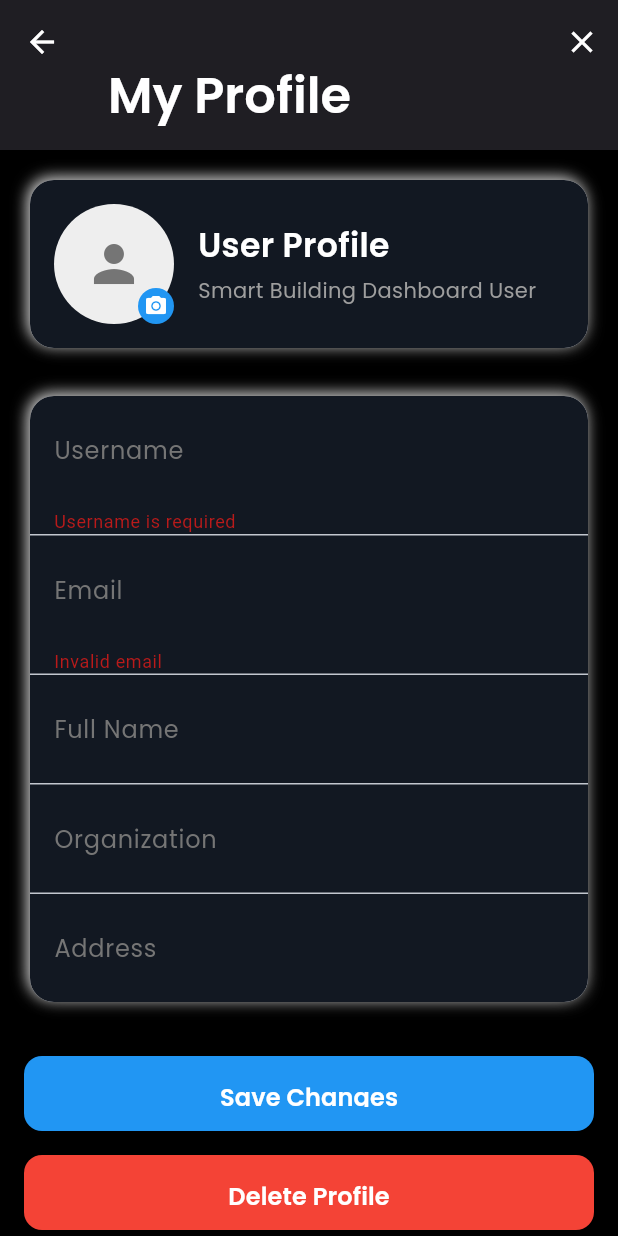
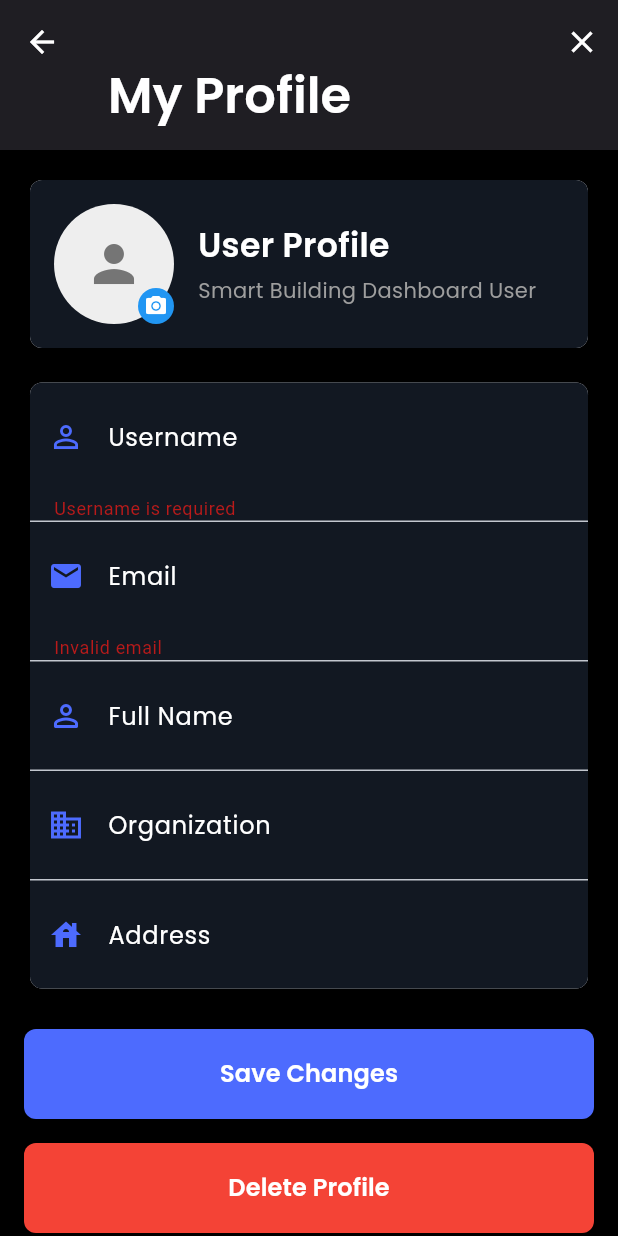
Before and after one commit to JustinEscano/SBMS-Y3S1G4, a Flutter app: the ProfileScreen screen opened directly with empty values, after a tap on the "edit" icon, after a tap on "Save Changes", on a phone screen of 412 x 824 dp. Run offline on Flutter 3.47's test engine with Material 3 defaults, Android fonts, the phone set to English and light mode, and no system bars; drawn by our look-alikes of flutter_animate; our stand-ins replace dio, file_picker, fl_chart, google_fonts, image_picker, open_filex and 1 more; missing offline and left inert: jwt_decode; accounts and stored records are empty; network calls fail; project files that could hold a hidden picture were left out.

Commit message:
Temp Profile Screen

```diff
--- a/mobile/lib/Screens/ProfileScreen.dart
+++ b/mobile/lib/Screens/ProfileScreen.dart
@@ -563,7 +563,7 @@ class _ProfileScreenState extends State<ProfileScreen> {
                       isProfileDeleted: _isProfileDeleted,
                       onPickImage: _pickImage,
                     ),
-                    const SizedBox(height: 24),
+                    const SizedBox(height: 15),
                     if (!_isProfileDeleted)
                       ProfileWidgets.buildProfileFields(
                         usernameController: _usernameController,
@@ -573,7 +573,7 @@ class _ProfileScreenState extends State<ProfileScreen> {
                         addressController: _addressController,
                         isEditing: _isEditing,
                       ),
-                    const SizedBox(height: 24),
+                    const SizedBox(height: 15),
                     if (_isEditing)
                       ProfileWidgets.buildActionButtons(
                         context: context,
@@ -582,9 +582,9 @@ class _ProfileScreenState extends State<ProfileScreen> {
                         onCreateProfile: _createProfile,
                         onDeleteProfile: () => _showDeleteConfirmation(context),
                       ),
-                    const SizedBox(height: 24),
+                    const SizedBox(height: 15),
                     ProfileWidgets.buildOptionsCard(context),
-                    const SizedBox(height: 24),
+                    const SizedBox(height: 15),
                     ProfileWidgets.buildLogoutButton(
                       context: context,
                       onLogout: () => _logout(context),
--- a/mobile/lib/Widgets/ProfileWidgets.dart
+++ b/mobile/lib/Widgets/ProfileWidgets.dart
@@ -49,23 +49,11 @@ class ProfileWidgets {
       onTap: isEditing && !isProfileDeleted ? onPickImage : null,
       child: Card(
         elevation: 4,
-        shape: RoundedRectangleBorder(borderRadius: BorderRadius.circular(16)),
+        shape: RoundedRectangleBorder(borderRadius: BorderRadius.circular(8)),
         child: Container(
           decoration: BoxDecoration(
-            borderRadius: BorderRadius.circular(16),
+            borderRadius: BorderRadius.circular(8),
             color: Color.fromRGBO(18, 24, 34, 100),
-            boxShadow: [
-              BoxShadow(
-                color: Colors.grey.withOpacity(0.2),
-                blurRadius: 8,
-                offset: const Offset(2, 2),
-              ),
-              BoxShadow(
-                color: Colors.white.withOpacity(0.8),
-                blurRadius: 8,
-                offset: const Offset(-2, -2),
-              ),
-            ],
           ),
           child: Padding(
             padding: const EdgeInsets.all(16.0),
@@ -150,35 +138,25 @@ class ProfileWidgets {
   }) {
     return Card(
       elevation: 4,
-      shape: RoundedRectangleBorder(borderRadius: BorderRadius.circular(16)),
+      shape: RoundedRectangleBorder(borderRadius: BorderRadius.circular(8)),
       child: Container(
         decoration: BoxDecoration(
-          borderRadius: BorderRadius.circular(16),
+          borderRadius: BorderRadius.circular(8),
           color: Color.fromRGBO(18, 24, 34, 100),
-          boxShadow: [
-            BoxShadow(
-              color: Colors.grey.withOpacity(0.2),
-              blurRadius: 8,
-              offset: const Offset(2, 2),
-            ),
-            BoxShadow(
-              color: Colors.white.withOpacity(0.8),
-              blurRadius: 8,
-              offset: const Offset(-2, -2),
-            ),
-          ],
         ),
         child: Column(
           children: [
             _buildTextField(
               controller: usernameController,
               label: 'Username',
+              icon: Icons.perm_identity,
               validator: (value) => value!.isEmpty ? 'Username is required' : null,
               enabled: isEditing,
             ),
             const Divider(height: 1),
             _buildTextField(
               controller: emailController,
+              icon: Icons.email,
               label: 'Email',
               validator: (value) => value!.contains('@') ? null : 'Invalid email',
               enabled: isEditing,
@@ -186,18 +164,21 @@ class ProfileWidgets {
             const Divider(height: 1),
             _buildTextField(
               controller: fullNameController,
+              icon: Icons.perm_identity_rounded,
               label: 'Full Name',
               enabled: isEditing,
             ),
             const Divider(height: 1),
             _buildTextField(
               controller: organizationController,
+              icon: Icons.business,
               label: 'Organization',
               enabled: isEditing,
             ),
             const Divider(height: 1),
             _buildTextField(
               controller: addressController,
+              icon: Icons.house,
               label: 'Address',
               enabled: isEditing,
             ),
@@ -209,6 +190,7 @@ class ProfileWidgets {
 
   static Widget _buildTextField({
     required TextEditingController controller,
+    required IconData icon,
     required String label,
     bool enabled = true,
     String? Function(String?)? validator,
@@ -217,12 +199,13 @@ class ProfileWidgets {
       controller: controller,
       decoration: InputDecoration(
         labelText: label,
-        labelStyle: GoogleFonts.poppins(color: Colors.grey[600]),
+        labelStyle: GoogleFonts.poppins(color: Colors.white),
+        prefixIcon: Icon(icon, color: Color.fromRGBO(77, 107, 254, 100),),
         contentPadding: const EdgeInsets.all(16.0),
         border: InputBorder.none,
       ),
       enabled: enabled,
-      style: GoogleFonts.poppins(fontSize: 16, color: Colors.white),
+      style: GoogleFonts.poppins(fontSize: 16, color: Color.fromRGBO(153, 152, 152, 100)),
       validator: validator,
     );
   }
@@ -240,13 +223,13 @@ class ProfileWidgets {
           _buildButton(
             text: 'Create Profile',
             onPressed: onCreateProfile,
-            color: Colors.blue,
+            color: Color.fromRGBO(77, 107, 254, 100),
           ),
         if (!isProfileDeleted)
           _buildButton(
             text: 'Save Changes',
             onPressed: onUpdateProfile,
-            color: Colors.blue,
+            color: Color.fromRGBO(77, 107, 254, 100),
           ),
         if (!isProfileDeleted)
           _buildButton(
@@ -267,7 +250,7 @@ class ProfileWidgets {
       padding: const EdgeInsets.symmetric(vertical: 8.0),
       child: SizedBox(
         width: double.infinity,
-        height: 50,
+        height: 60,
       child: ElevatedButton(
         onPressed: onPressed,
         style: ElevatedButton.styleFrom(
@@ -275,7 +258,7 @@ class ProfileWidgets {
           backgroundColor: color,
           foregroundColor: Colors.white,
           padding: const EdgeInsets.symmetric(vertical: 16),
-          shape: RoundedRectangleBorder(borderRadius: BorderRadius.circular(12)),
+          shape: RoundedRectangleBorder(borderRadius: BorderRadius.circular(8)),
           elevation: 2,
         ),
         child: Text(
@@ -296,20 +279,8 @@ class ProfileWidgets {
       shape: RoundedRectangleBorder(borderRadius: BorderRadius.circular(16)),
       child: Container(
         decoration: BoxDecoration(
-          borderRadius: BorderRadius.circular(16),
+          borderRadius: BorderRadius.circular(8),
           color: Color.fromRGBO(18, 24, 34, 100),
-          boxShadow: [
-            BoxShadow(
-              color: Colors.grey.withOpacity(0.2),
-              blurRadius: 8,
-              offset: const Offset(2, 2),
-            ),
-            BoxShadow(
-              color: Colors.white.withOpacity(0.8),
-              blurRadius: 8,
-              offset: const Offset(-2, -2),
-            ),
-          ],
         ),
         child: Column(
           children: [
@@ -364,7 +335,7 @@ class ProfileWidgets {
     required VoidCallback onTap,
   }) {
     return ListTile(
-      leading: Icon(icon, color: Colors.blue),
+      leading: Icon(icon, color: Color.fromRGBO(77, 107, 254, 100)),
       title: Text(title, style: GoogleFonts.poppins(fontSize: 16, color: Colors.white)),
       trailing: const Icon(Icons.arrow_forward_ios, size: 16, color: Colors.grey),
       onTap: onTap,
```
